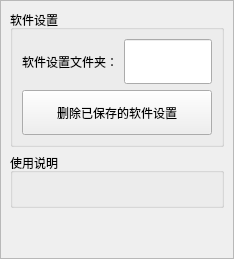
The window that app/ui/main_window/settings/software_settings_page.ui (GitHub3651/shenyinocr) describes before a commit, drawn with Qt 5.
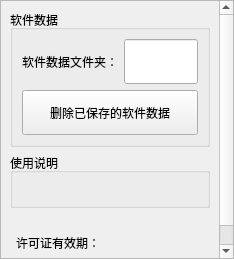
The same window after the commit.

Commit message:
feat: 完成离线激活与许可证授权流程
- 将许可证统一为七行 version=5 格式，保存有效期、授权模式、默认模式、设备绑定、完整设备码和有效期显示授权。

- 实现16位激活申请码与24位激活码协议，包括类型前缀、数字密钥流、Luhn校验、设备摘要、日期编码和授权位字段。

- 新增启动激活对话框，按许可证缺失、无效、到期和设备不匹配显示明确状态，激活成功后直接生成许可证并继续启动。

- 调整 RuntimeGuard 与 ApplicationStartup 调用链，使许可证成为检测默认模式的唯一来源，并保留已保存且仍获授权的模式。

- 在软件设置页按授权显示或隐藏许可证有效期，支持具体日期和长期有效，并保持许可证数据不进入 AppSettings。

- 将 LicenseTool 与主程序源码解耦，在工具内独立实现申请码解析、激活码签发以及激活码和 license.ini 内容读取。

- 统一主程序和 LicenseTool 的申请码、激活码为空格分组显示，输入框自动按每4位格式化，并增加申请码和激活码复制成功提示。

- 更新统一 QSS、工程清单、部署脚本、说明书名称、发布说明、维护指南、功能对照、执行记录和实施方案。

Diff of the .ui file:
```diff
--- a/app/ui/main_window/settings/software_settings_page.ui
+++ b/app/ui/main_window/settings/software_settings_page.ui
@@ -33,15 +33,59 @@
        <rect>
         <x>0</x>
         <y>0</y>
-        <width>234</width>
-        <height>259</height>
+        <width>232</width>
+        <height>257</height>
        </rect>
       </property>
       <layout class="QGridLayout" name="gridLayout_softwareSettings">
+       <item row="4" column="0">
+        <spacer name="verticalSpacer_softwareSettingsBottom">
+         <property name="orientation">
+          <enum>Qt::Vertical</enum>
+         </property>
+         <property name="sizeType">
+          <enum>QSizePolicy::Expanding</enum>
+         </property>
+         <property name="sizeHint" stdset="0">
+          <size>
+           <width>20</width>
+           <height>40</height>
+          </size>
+         </property>
+        </spacer>
+       </item>
+       <item row="2" column="0">
+        <widget class="QGroupBox" name="groupBox_usageInstructions">
+         <property name="title">
+          <string>使用说明</string>
+         </property>
+         <layout class="QVBoxLayout" name="verticalLayout_usageInstructions">
+          <item>
+           <widget class="QLabel" name="label_usageManualLinks">
+            <property name="cursor">
+             <cursorShape>PointingHandCursor</cursorShape>
+            </property>
+            <property name="text">
+             <string/>
+            </property>
+            <property name="textFormat">
+             <enum>Qt::RichText</enum>
+            </property>
+            <property name="openExternalLinks">
+             <bool>true</bool>
+            </property>
+            <property name="textInteractionFlags">
+             <set>Qt::LinksAccessibleByMouse</set>
+            </property>
+           </widget>
+          </item>
+         </layout>
+        </widget>
+       </item>
        <item row="0" column="0">
     <widget class="QGroupBox" name="groupBox_softwareData">
      <property name="title">
-      <string>软件设置</string>
+          <string>软件数据</string>
      </property>
      <layout class="QFormLayout" name="formLayout_softwareData">
       <item row="0" column="0">
@@ -53,7 +97,7 @@
          </size>
         </property>
         <property name="text">
-         <string>软件设置文件夹：</string>
+             <string>软件数据文件夹：</string>
         </property>
        </widget>
       </item>
@@ -88,7 +132,7 @@
          <string>删除当前 Windows 用户的软件设置文件并关闭软件，不删除产品模板、识别图片、授权文件或日志。</string>
         </property>
         <property name="text">
-         <string>删除已保存的软件设置</string>
+             <string>删除已保存的软件数据</string>
         </property>
         <property name="uiRole" stdset="0">
          <string>danger</string>
@@ -98,49 +142,78 @@
      </layout>
     </widget>
        </item>
-       <item row="1" column="0">
-        <widget class="QGroupBox" name="groupBox_usageInstructions">
-         <property name="title">
-          <string>使用说明</string>
+       <item row="3" column="0">
+        <layout class="QHBoxLayout" name="horizontalLayout_licenseExpiry">
+         <property name="spacing">
+          <number>4</number>
          </property>
-         <layout class="QVBoxLayout" name="verticalLayout_usageInstructions">
+         <property name="leftMargin">
+          <number>6</number>
+         </property>
+         <property name="topMargin">
+          <number>6</number>
+         </property>
+         <property name="rightMargin">
+          <number>6</number>
+         </property>
+         <property name="bottomMargin">
+          <number>6</number>
+         </property>
           <item>
-           <widget class="QLabel" name="label_usageManualLinks">
-            <property name="cursor">
-             <cursorShape>PointingHandCursor</cursorShape>
+          <widget class="QLabel" name="label_licenseExpiry">
+           <property name="sizePolicy">
+            <sizepolicy hsizetype="Maximum" vsizetype="Preferred">
+             <horstretch>0</horstretch>
+             <verstretch>0</verstretch>
+            </sizepolicy>
+           </property>
+           <property name="minimumSize">
+            <size>
+             <width>0</width>
+             <height>45</height>
+            </size>
+           </property>
+           <property name="text">
+            <string>许可证有效期：</string>
+           </property>
+          </widget>
+         </item>
+         <item>
+          <widget class="QLabel" name="label_licenseExpiryValue">
+           <property name="sizePolicy">
+            <sizepolicy hsizetype="Maximum" vsizetype="Preferred">
+             <horstretch>0</horstretch>
+             <verstretch>0</verstretch>
+            </sizepolicy>
+           </property>
+           <property name="minimumSize">
+            <size>
+             <width>0</width>
+             <height>45</height>
+            </size>
             </property>
             <property name="text">
              <string/>
             </property>
-            <property name="textFormat">
-             <enum>Qt::RichText</enum>
-            </property>
-            <property name="textInteractionFlags">
-             <set>Qt::LinksAccessibleByMouse</set>
-            </property>
-            <property name="openExternalLinks">
-             <bool>true</bool>
-            </property>
-           </widget>
-          </item>
-         </layout>
-        </widget>
-       </item>
-       <item row="2" column="0">
-    <spacer name="verticalSpacer_softwareSettingsBottom">
+           <property name="alignment">
+            <set>Qt::AlignLeading|Qt::AlignLeft|Qt::AlignVCenter</set>
+           </property>
+          </widget>
+         </item>
+         <item>
+          <spacer name="horizontalSpacer_licenseExpiry">
      <property name="orientation">
-      <enum>Qt::Vertical</enum>
-     </property>
-     <property name="sizeType">
-      <enum>QSizePolicy::Expanding</enum>
+            <enum>Qt::Horizontal</enum>
      </property>
      <property name="sizeHint" stdset="0">
       <size>
-       <width>20</width>
-       <height>40</height>
+             <width>40</width>
+             <height>20</height>
       </size>
      </property>
     </spacer>
+         </item>
+        </layout>
        </item>
       </layout>
      </widget>
```
Lines whose indentation alone changed are shown as unchanged. The commit also changes 31 other files.
